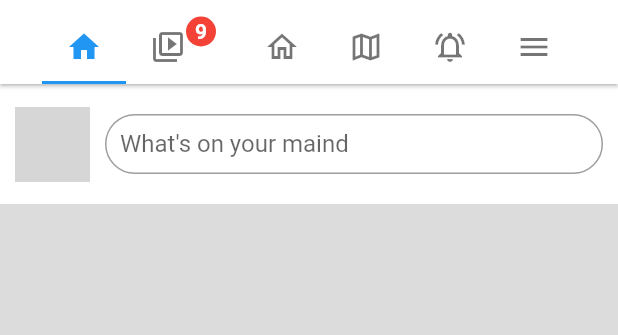
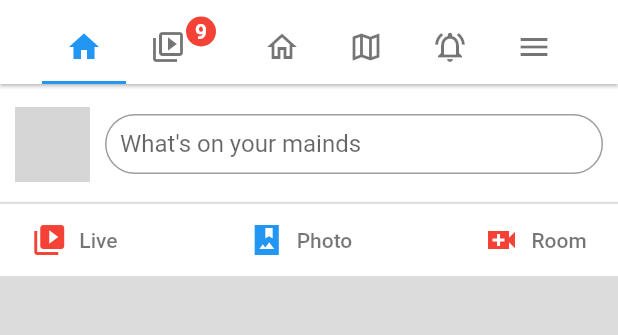
Before and after one commit to moshiur220/fb-ui, a Flutter app: the screen it shows after launch, on a phone screen of 412 x 824 dp, the part 72-407 px from its top. Run offline on Flutter 3.47's test engine with Material 2 defaults, Android fonts, the phone set to English and light mode, and no system bars; network calls fail; grey boxes are pictures that could not be loaded.

Commit message:
text-icon-button

```diff
--- a/lib/screens/post_page.dart
+++ b/lib/screens/post_page.dart
@@ -40,14 +40,81 @@ class _PostPageState extends State<PostPage> {
                     child: TextField(
                       decoration: InputDecoration(
                           contentPadding: const EdgeInsets.all(10.0),
-                          hintText: "What\'s on your maind",
+                          hintText: "What\'s on your mainds",
                           border: OutlineInputBorder(
                             borderRadius: BorderRadius.circular(30),
                           )),
                     ),
-                  ))
+                  )),
                 ],
               )),
+          const Divider(
+            color: Colors.black12,
+            height: 0,
+            thickness: 1.5,
+            endIndent: 0,
+          ),
+          Container(
+            color: Colors.white,
+            child: Row(
+              mainAxisAlignment: MainAxisAlignment.spaceAround,
+              children: [
+                TextButton.icon(
+                  onPressed: () {
+                    // print("click");
+                  },
+                  icon: const Icon(
+                    Icons.video_library,
+                    color: Colors.red,
+                  ),
+                  label: const Text(
+                    "Live",
+                    style: TextStyle(color: Colors.black54),
+                  ),
+                ),
+                const VerticalDivider(
+                  color: Colors.red,
+                  thickness: 1,
+                  indent: 20,
+                  endIndent: 0,
+                  width: 20,
+                ),
+                TextButton.icon(
+                  onPressed: () {
+                    // print("click");
+                  },
+                  icon: const Icon(
+                    Icons.photo_album_sharp,
+                    color: Colors.blue,
+                  ),
+                  label: const Text(
+                    "Photo",
+                    style: TextStyle(color: Colors.black54),
+                  ),
+                ),
+                const VerticalDivider(
+                  color: Colors.red,
+                  thickness: 1,
+                  indent: 20,
+                  endIndent: 0,
+                  width: 20,
+                ),
+                TextButton.icon(
+                  onPressed: () {
+                    // print("click");
+                  },
+                  icon: const Icon(
+                    Icons.video_call_sharp,
+                    color: Colors.red,
+                  ),
+                  label: const Text(
+                    "Room",
+                    style: TextStyle(color: Colors.black54),
+                  ),
+                ),
+              ],
+            ),
+          )
         ],
       ),
     );
```
